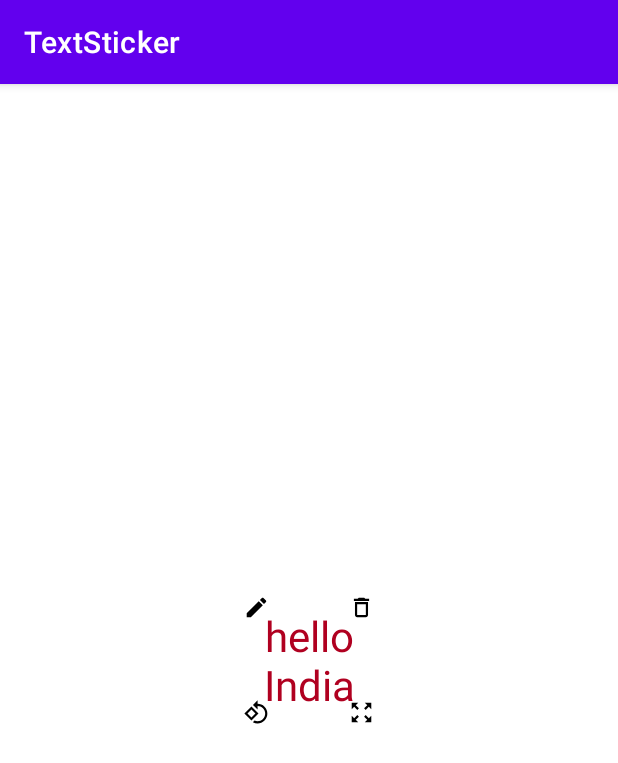
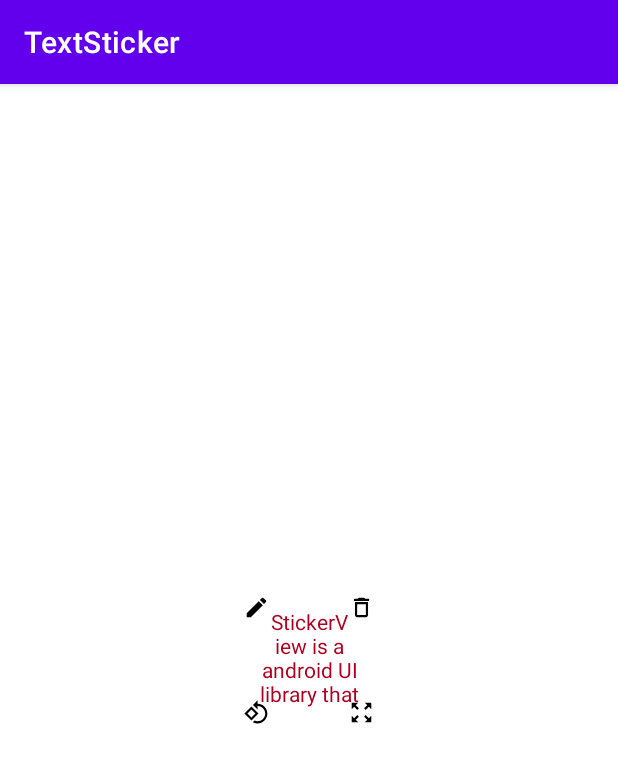
Before and after one commit to sonam309/TextStickerView, an Android app: the screen it shows after launch (MainActivity), on a phone screen of 412 x 824 dp. Shown: the top 763 px of the screen. Run offline under Robolectric (Android 15) with nearby library versions, the phone set to English and light mode, and no system bars.

Commit message:
minor bug fixes

```diff
--- a/TextStickerLib/src/main/java/com/textstickerlib/StickerTextView.java
+++ b/TextStickerLib/src/main/java/com/textstickerlib/StickerTextView.java
@@ -41,8 +41,8 @@
         textView.setGravity(Gravity.CENTER | Gravity.CENTER_VERTICAL | Gravity.CENTER_HORIZONTAL);
         textView.setTextColor(Color.BLACK);
         textView.setSingleLine(false);
-        textView.setTextSize(5000);
-        textView.setMinTextSize(10);
+        textView.setTextSize(10000);
+        textView.setMinTextSize(22);
 
 
         LayoutParams params = new LayoutParams(
@@ -61,6 +61,16 @@
     public void setText(String text) {
         if (textView != null)
             textView.setText(text);
+    }
+
+    public void setTextGravity(int gravity){
+
+        if(textView!=null){
+
+            textView.setGravity(gravity);
+
+        }
+
     }
 
     public void setTextcolor(int color) {
--- a/TextStickerLib/src/main/java/com/textstickerlib/StickerView.java
+++ b/TextStickerLib/src/main/java/com/textstickerlib/StickerView.java
@@ -146,6 +146,7 @@
         this.addView(iv_delete, iv_delete_params);
         this.addView(iv_rotate, iv_rotate_params);
         this.addView(iv_edit, iv_edit_params);
+
 
         this.iv_scale.setOnTouchListener(mTouchListener);
         this.setOnTouchListener(mTouchListener);
--- a/app/src/main/java/com/textsticker/MainActivity.java
+++ b/app/src/main/java/com/textsticker/MainActivity.java
@@ -3,6 +3,7 @@
 import androidx.appcompat.app.AppCompatActivity;
 
 import android.os.Bundle;
+import android.view.Gravity;
 import android.view.MotionEvent;
 import android.view.View;
 import android.widget.FrameLayout;
@@ -25,8 +26,9 @@
 
         // add a stickerText to canvas
         StickerTextView tv_sticker = new StickerTextView(this);
-        tv_sticker.setText("hello India");
+        tv_sticker.setText("StickerView is a android UI library that make you able to use Single hand gesture to rotate, scale and flip the ‘sticker’.");
         tv_sticker.setTextcolor(getResources().getColor(R.color.design_default_color_error));
+        tv_sticker.setTextGravity(Gravity.CENTER);
 
         parent_fl.addView(tv_sticker);
 
```
